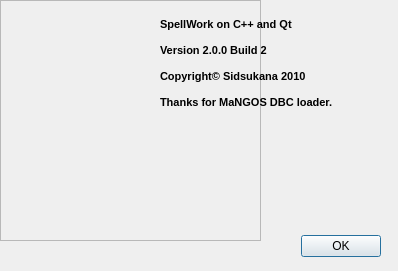
Before: the Qt Designer form QSW/AboutUI.ui in sidsukana/QSpellWork, drawn with Qt 5.
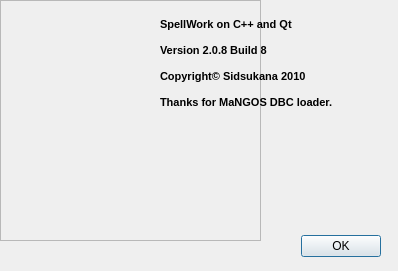
After: the same form once the commit is applied. Icons and pictures are not drawn.

Commit message: [8] Binaries 2.4.3 v2.0.8 build 8

```diff
--- a/QSW/AboutUI.ui
+++ b/QSW/AboutUI.ui
@@ -71,7 +71,7 @@
 &lt;/style&gt;&lt;/head&gt;&lt;body style=&quot; font-family:'MS Shell Dlg 2'; font-size:8.25pt; font-weight:400; font-style:normal;&quot;&gt;
 &lt;p style=&quot; margin-top:0px; margin-bottom:0px; margin-left:0px; margin-right:0px; -qt-block-indent:0; text-indent:0px;&quot;&gt;&lt;span style=&quot; font-size:8pt; font-weight:600;&quot;&gt;SpellWork on C++ and Qt&lt;/span&gt;&lt;/p&gt;
 &lt;p style=&quot;-qt-paragraph-type:empty; margin-top:0px; margin-bottom:0px; margin-left:0px; margin-right:0px; -qt-block-indent:0; text-indent:0px; font-size:8pt; font-weight:600;&quot;&gt;&lt;/p&gt;
-&lt;p style=&quot; margin-top:0px; margin-bottom:0px; margin-left:0px; margin-right:0px; -qt-block-indent:0; text-indent:0px;&quot;&gt;&lt;span style=&quot; font-size:8pt; font-weight:600;&quot;&gt;Version 2.0.0 Build 2&lt;/span&gt;&lt;/p&gt;
+&lt;p style=&quot; margin-top:0px; margin-bottom:0px; margin-left:0px; margin-right:0px; -qt-block-indent:0; text-indent:0px;&quot;&gt;&lt;span style=&quot; font-size:8pt; font-weight:600;&quot;&gt;Version 2.0.8 Build 8&lt;/span&gt;&lt;/p&gt;
 &lt;p style=&quot;-qt-paragraph-type:empty; margin-top:0px; margin-bottom:0px; margin-left:0px; margin-right:0px; -qt-block-indent:0; text-indent:0px; font-size:8pt; font-weight:600;&quot;&gt;&lt;/p&gt;
 &lt;p style=&quot; margin-top:0px; margin-bottom:0px; margin-left:0px; margin-right:0px; -qt-block-indent:0; text-indent:0px;&quot;&gt;&lt;span style=&quot; font-size:8pt; font-weight:600;&quot;&gt;Copyright© Sidsukana 2010&lt;/span&gt;&lt;/p&gt;
 &lt;p style=&quot;-qt-paragraph-type:empty; margin-top:0px; margin-bottom:0px; margin-left:0px; margin-right:0px; -qt-block-indent:0; text-indent:0px; font-size:8pt; font-weight:600;&quot;&gt;&lt;/p&gt;
```
The commit also changes 2 other files.
